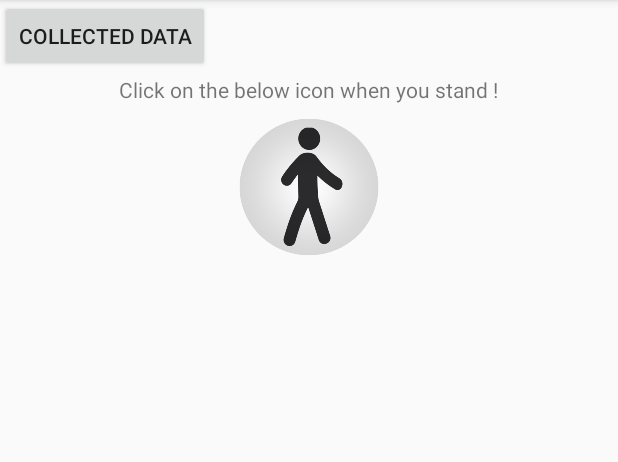
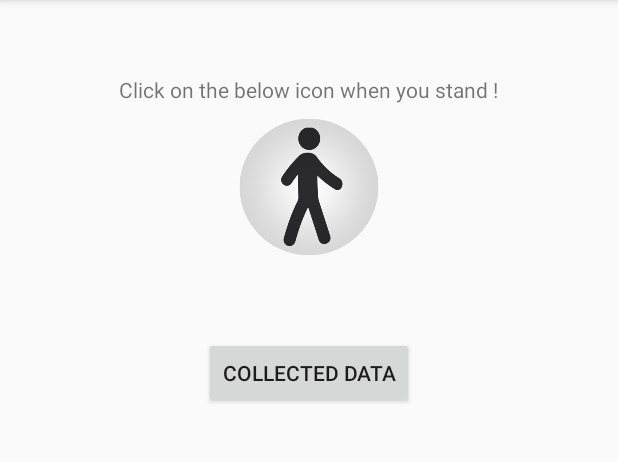
Before and after one commit to mohs3n71/StandUpReminderApp, an Android app: the screen it shows after launch (MainActivity), on a phone screen of 412 x 824 dp, the part 84-546 px from its top. Run offline under Robolectric (Android 15) with nearby library versions, the phone set to English and light mode, and no system bars; libraries missing offline, so code that uses them is left out: net.sqlcipher.database; 2 statements that could not run were skipped.

Commit message:
Add files via upload

```diff
--- a/src/main/res/layout/activity_main.xml
+++ b/src/main/res/layout/activity_main.xml
@@ -28,6 +28,9 @@
         android:layout_height="100dp" />
 
     <Button
+        android:layout_marginTop="50dp"
+        android:layout_centerHorizontal="true"
+        android:layout_below="@id/stand_now"
         android:id="@+id/showChart"
         android:text="Collected data"
         android:layout_width="wrap_content"
```
